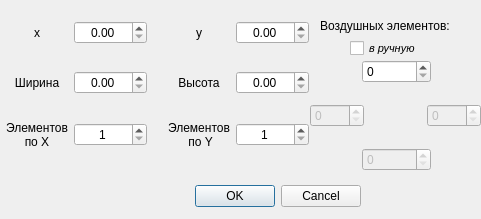
Old version of the form ui/new_rectangle.ui in the repository SPC-project/Regular-Divider.
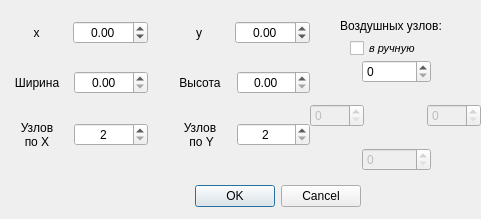
New version of the form.

Commit message: fix minimum bound (#1, Errors' task 2)

The edit to the form file:
```diff
--- a/ui/new_rectangle.ui
+++ b/ui/new_rectangle.ui
@@ -34,7 +34,7 @@
     <rect>
      <x>0</x>
      <y>0</y>
-     <width>309</width>
+     <width>310</width>
      <height>171</height>
     </rect>
    </property>
@@ -59,6 +59,12 @@
         <property name="alignment">
          <set>Qt::AlignCenter</set>
         </property>
+        <property name="minimum">
+         <double>-1000.000000000000000</double>
+        </property>
+        <property name="maximum">
+         <double>1000.000000000000000</double>
+        </property>
        </widget>
       </item>
      </layout>
@@ -80,6 +86,12 @@
         <property name="alignment">
          <set>Qt::AlignCenter</set>
         </property>
+        <property name="minimum">
+         <double>-1000.000000000000000</double>
+        </property>
+        <property name="maximum">
+         <double>1000.000000000000000</double>
+        </property>
        </widget>
       </item>
      </layout>
@@ -89,7 +101,7 @@
       <item>
        <widget class="QLabel" name="label_Ny">
         <property name="text">
-         <string>Элементов
+         <string>Узлов
  по Y</string>
         </property>
         <property name="alignment">
@@ -103,7 +115,7 @@
          <set>Qt::AlignCenter</set>
         </property>
         <property name="minimum">
-         <number>1</number>
+         <number>2</number>
         </property>
         <property name="maximum">
          <number>1000</number>
@@ -129,6 +141,9 @@
         <property name="alignment">
          <set>Qt::AlignCenter</set>
         </property>
+        <property name="maximum">
+         <double>1000.000000000000000</double>
+        </property>
        </widget>
       </item>
      </layout>
@@ -138,7 +153,7 @@
       <item>
        <widget class="QLabel" name="label_Nx">
         <property name="text">
-         <string>Элементов
+         <string>Узлов
 по X</string>
         </property>
         <property name="alignment">
@@ -152,7 +167,7 @@
          <set>Qt::AlignCenter</set>
         </property>
         <property name="minimum">
-         <number>1</number>
+         <number>2</number>
         </property>
         <property name="maximum">
          <number>1000</number>
@@ -178,6 +193,9 @@
         <property name="alignment">
          <set>Qt::AlignCenter</set>
         </property>
+        <property name="maximum">
+         <double>1000.000000000000000</double>
+        </property>
        </widget>
       </item>
      </layout>
@@ -277,14 +295,14 @@
   <widget class="QLabel" name="label">
    <property name="geometry">
     <rect>
-     <x>320</x>
+     <x>340</x>
      <y>0</y>
-     <width>161</width>
+     <width>121</width>
      <height>51</height>
     </rect>
    </property>
    <property name="text">
-    <string>Воздушных элементов:</string>
+    <string>Воздушных узлов:</string>
    </property>
   </widget>
   <widget class="QCheckBox" name="manual_air">
```
The commit also changes 1 other file.
